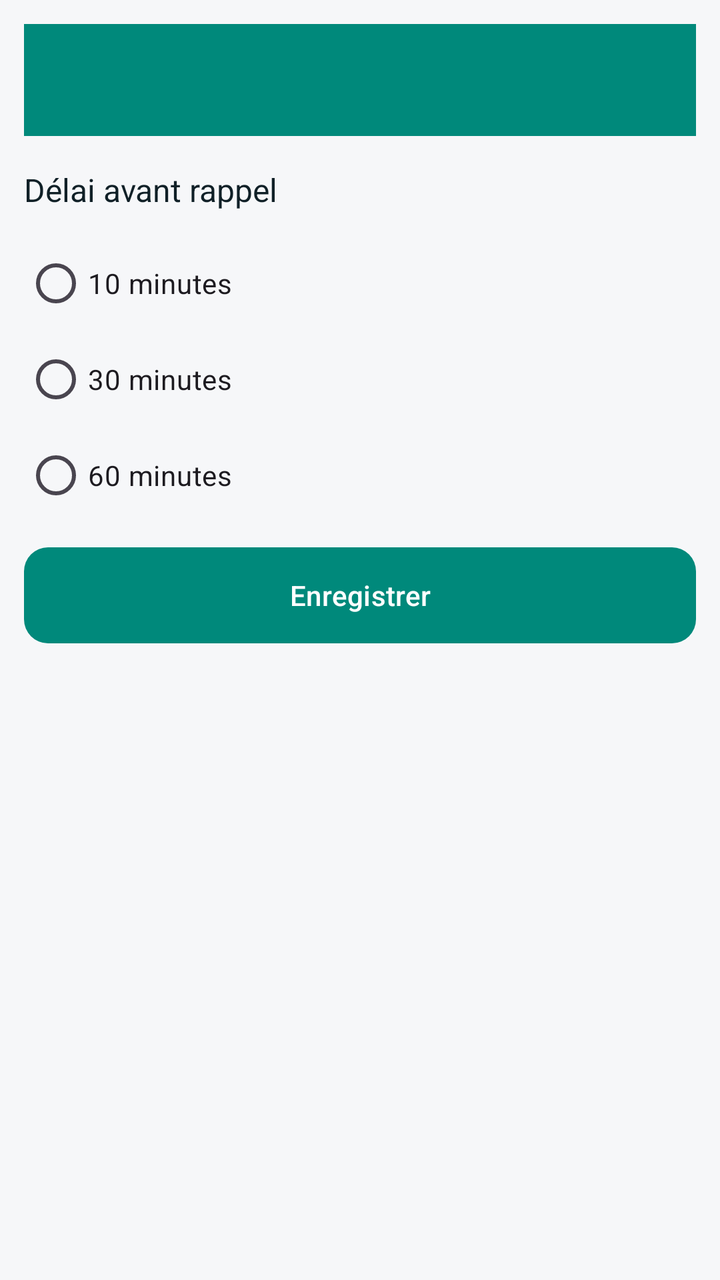
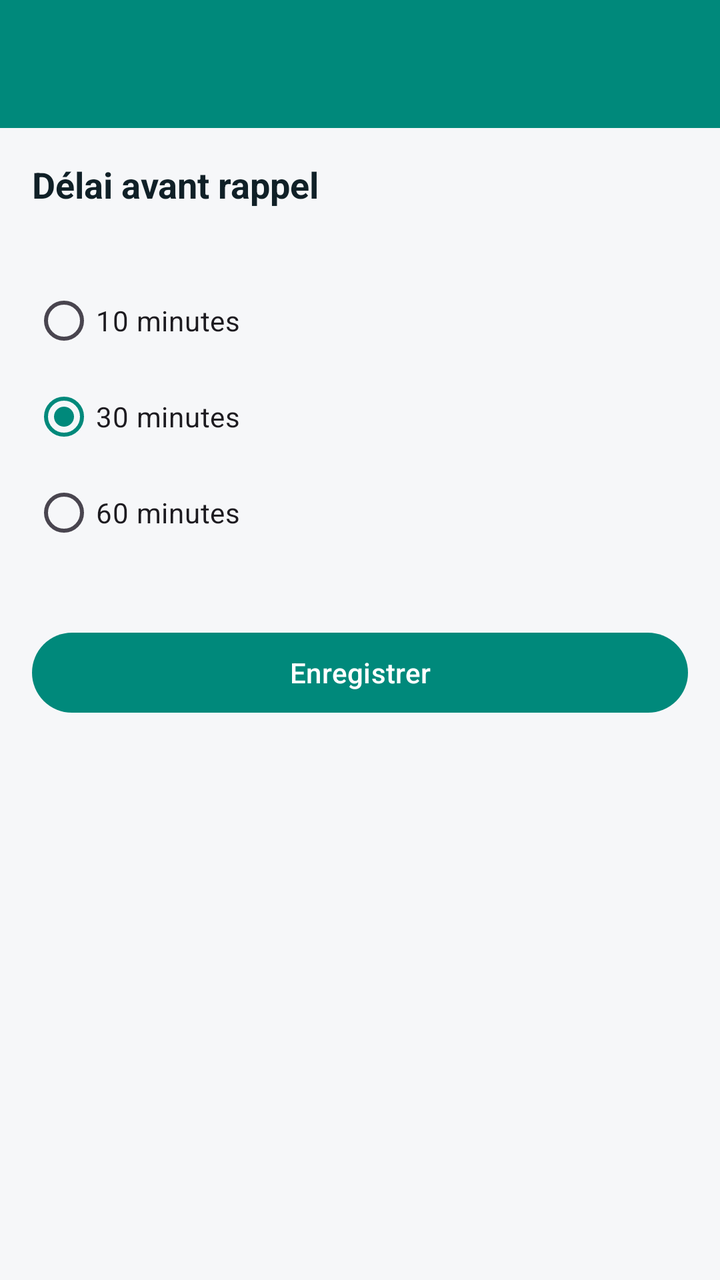

The first picture is an Android layout as it rendered before a commit; the second is the same layout after the commit. The layout source and the unified diff follow.
<!-- AndroidManifest.xml: application theme Theme.CabinetMedicalApp -->
<!-- res/layout/activity_settings.xml -->
<?xml version="1.0" encoding="utf-8"?>
<LinearLayout xmlns:android="http://schemas.android.com/apk/res/android"
    android:layout_width="match_parent"
    android:layout_height="match_parent"
    android:orientation="vertical"
    android:background="@color/background"
    android:padding="12dp">

    <androidx.appcompat.widget.Toolbar
        android:id="@+id/toolbar"
        android:layout_width="match_parent"
        android:layout_height="56dp"
        android:background="@color/colorPrimary"
        android:title="@string/action_settings"
        android:titleTextColor="@color/onPrimary"
        android:paddingLeft="16dp" />

    <TextView
        android:layout_width="match_parent"
        android:layout_height="wrap_content"
        android:text="@string/title_reminder_lead_time"
        android:paddingTop="16dp"
        android:textAppearance="@style/SubHeading" />

    <RadioGroup
        android:id="@+id/rg_lead_time"
        android:layout_width="match_parent"
        android:layout_height="wrap_content"
        android:orientation="vertical"
        android:layout_marginTop="12dp">

        <RadioButton
            android:id="@+id/rb_10"
            android:layout_width="wrap_content"
            android:layout_height="wrap_content"
            android:text="@string/option_10_min" />

        <RadioButton
            android:id="@+id/rb_30"
            android:layout_width="wrap_content"
            android:layout_height="wrap_content"
            android:text="@string/option_30_min" />

        <RadioButton
            android:id="@+id/rb_60"
            android:layout_width="wrap_content"
            android:layout_height="wrap_content"
            android:text="@string/option_60_min" />

    </RadioGroup>

    <Button
        android:id="@+id/btn_save_settings"
        style="@style/AppButton"
        android:layout_width="match_parent"
        android:layout_height="wrap_content"
        android:layout_marginTop="12dp"
        android:background="@drawable/button_bg_ripple"
        android:text="@string/btn_save_settings" />

</LinearLayout>
<!-- resources referenced by this layout -->
<resources>
  <color name="background">#F6F7F9</color>
  <color name="colorPrimary">#00897B</color>
  <color name="onPrimary">#FFFFFF</color>
  <!-- drawable button_bg_ripple (drawable) -->
  <?xml version="1.0" encoding="utf-8"?>
  <ripple xmlns:android="http://schemas.android.com/apk/res/android"
      android:color="?attr/colorControlHighlight">
      <item android:drawable="@drawable/button_bg" />
  </ripple>
  <string name="action_settings">Paramètres</string>
  <string name="btn_save_settings">Enregistrer</string>
  <string name="option_10_min">10 minutes</string>
  <string name="option_30_min">30 minutes</string>
  <string name="option_60_min">60 minutes</string>
  <string name="title_reminder_lead_time">Délai avant rappel</string>
  <style name="AppButton">
          <item name="android:background">@drawable/button_bg_ripple</item>
          <item name="android:textColor">@color/onPrimary</item>
          <item name="android:paddingLeft">14dp</item>
          <item name="android:paddingRight">14dp</item>
          <item name="android:minHeight">48dp</item>
      </style>
  <style name="SubHeading">
          <item name="android:textColor">@color/muted</item>
          <item name="android:textSize">16sp</item>
      </style>
  <style name="Theme.CabinetMedicalApp" parent="Base.Theme.CabinetMedicalApp" />
  <!-- drawable button_bg (drawable) -->
  <?xml version="1.0" encoding="utf-8"?>
  <shape xmlns:android="http://schemas.android.com/apk/res/android" android:shape="rectangle">
      <solid android:color="@color/colorPrimary" />
      <corners android:radius="12dp" />
      <padding android:left="12dp" android:top="10dp" android:right="12dp" android:bottom="10dp" />
  </shape>
  <color name="muted">#607D8B</color>
  <style name="Base.Theme.CabinetMedicalApp" parent="Theme.Material3.Light.NoActionBar">
          <item name="colorPrimary">@color/colorPrimary</item>
          <item name="colorOnPrimary">@color/onPrimary</item>
          <item name="colorPrimaryVariant">@color/colorPrimaryVariant</item>
          <item name="colorSecondary">@color/colorSecondary</item>
          <item name="android:statusBarColor">@color/colorPrimaryVariant</item>
          <item name="android:navigationBarColor">@color/background</item>
          <item name="android:windowBackground">@color/background</item>
          <item name="android:textColor">@color/onBackground</item>
      </style>
  <color name="colorPrimaryVariant">#00695C</color>
  <color name="colorSecondary">#26A69A</color>
  <color name="onBackground">#102027</color>
</resources>

<!-- the commit's change to res/layout/activity_settings.xml (unified diff, before → after) -->
@@ -1,61 +1,55 @@
 <?xml version="1.0" encoding="utf-8"?>
 <LinearLayout xmlns:android="http://schemas.android.com/apk/res/android"
+    xmlns:app="http://schemas.android.com/apk/res-auto"
     android:layout_width="match_parent"
     android:layout_height="match_parent"
-    android:orientation="vertical"
-    android:background="@color/background"
-    android:padding="12dp">
+    android:orientation="vertical">
 
     <androidx.appcompat.widget.Toolbar
         android:id="@+id/toolbar"
         android:layout_width="match_parent"
-        android:layout_height="56dp"
-        android:background="@color/colorPrimary"
-        android:title="@string/action_settings"
-        android:titleTextColor="@color/onPrimary"
-        android:paddingLeft="16dp" />
+        android:layout_height="?attr/actionBarSize"
+        android:background="?attr/colorPrimary"
+        app:popupTheme="@style/ThemeOverlay.AppCompat.Light" />
 
     <TextView
-        android:layout_width="match_parent"
+        android:layout_width="wrap_content"
         android:layout_height="wrap_content"
         android:text="@string/title_reminder_lead_time"
-        android:paddingTop="16dp"
-        android:textAppearance="@style/SubHeading" />
+        android:textSize="18sp"
+        android:textStyle="bold"
+        android:padding="16dp" />
 
     <RadioGroup
         android:id="@+id/rg_lead_time"
         android:layout_width="match_parent"
         android:layout_height="wrap_content"
-        android:orientation="vertical"
-        android:layout_marginTop="12dp">
+        android:padding="16dp">
 
         <RadioButton
-            android:id="@+id/rb_10"
+            android:id="@+id/rb_10_min"
             android:layout_width="wrap_content"
             android:layout_height="wrap_content"
             android:text="@string/option_10_min" />
 
         <RadioButton
-            android:id="@+id/rb_30"
+            android:id="@+id/rb_30_min"
             android:layout_width="wrap_content"
             android:layout_height="wrap_content"
-            android:text="@string/option_30_min" />
+            android:text="@string/option_30_min"
+            android:checked="true" />
 
         <RadioButton
-            android:id="@+id/rb_60"
+            android:id="@+id/rb_60_min"
             android:layout_width="wrap_content"
             android:layout_height="wrap_content"
             android:text="@string/option_60_min" />
-
     </RadioGroup>
 
     <Button
         android:id="@+id/btn_save_settings"
-        style="@style/AppButton"
         android:layout_width="match_parent"
         android:layout_height="wrap_content"
-        android:layout_marginTop="12dp"
-        android:background="@drawable/button_bg_ripple"
-        android:text="@string/btn_save_settings" />
-
+        android:text="@string/btn_save_settings"
+        android:layout_margin="16dp" />
 </LinearLayout>
<!-- resource entries referenced after the edit -->
@@ -3,38 +3,12 @@
   <color name="background">#F6F7F9</color>
   <color name="colorPrimary">#00897B</color>
   <color name="onPrimary">#FFFFFF</color>
-  <!-- drawable button_bg_ripple (drawable) -->
-  <?xml version="1.0" encoding="utf-8"?>
-  <ripple xmlns:android="http://schemas.android.com/apk/res/android"
-      android:color="?attr/colorControlHighlight">
-      <item android:drawable="@drawable/button_bg" />
-  </ripple>
-  <string name="action_settings">Paramètres</string>
   <string name="btn_save_settings">Enregistrer</string>
   <string name="option_10_min">10 minutes</string>
   <string name="option_30_min">30 minutes</string>
   <string name="option_60_min">60 minutes</string>
   <string name="title_reminder_lead_time">Délai avant rappel</string>
-  <style name="AppButton">
-          <item name="android:background">@drawable/button_bg_ripple</item>
-          <item name="android:textColor">@color/onPrimary</item>
-          <item name="android:paddingLeft">14dp</item>
-          <item name="android:paddingRight">14dp</item>
-          <item name="android:minHeight">48dp</item>
-      </style>
-  <style name="SubHeading">
-          <item name="android:textColor">@color/muted</item>
-          <item name="android:textSize">16sp</item>
-      </style>
   <style name="Theme.CabinetMedicalApp" parent="Base.Theme.CabinetMedicalApp" />
-  <!-- drawable button_bg (drawable) -->
-  <?xml version="1.0" encoding="utf-8"?>
-  <shape xmlns:android="http://schemas.android.com/apk/res/android" android:shape="rectangle">
-      <solid android:color="@color/colorPrimary" />
-      <corners android:radius="12dp" />
-      <padding android:left="12dp" android:top="10dp" android:right="12dp" android:bottom="10dp" />
-  </shape>
-  <color name="muted">#607D8B</color>
   <style name="Base.Theme.CabinetMedicalApp" parent="Theme.Material3.Light.NoActionBar">
           <item name="colorPrimary">@color/colorPrimary</item>
           <item name="colorOnPrimary">@color/onPrimary</item>
